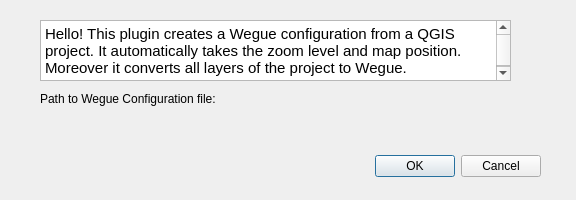
Above: qgis2wegue_dialog_base.ui from meggsimum/qgis2wegue before the change. Below: the same form after it.
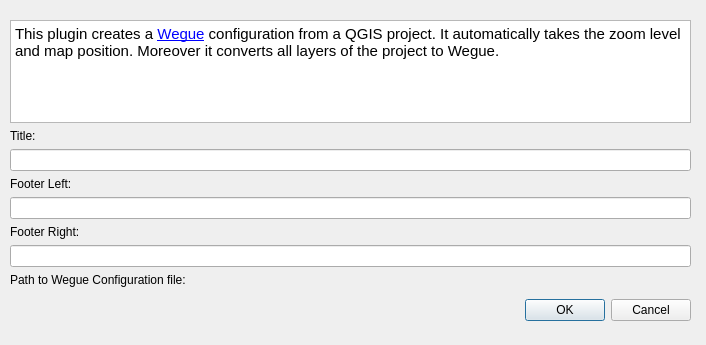
That is the form after the change. Custom widgets are drawn as their Qt base class.

Commit message: Add input fields for title and footer text

Diff of the .ui file:
```diff
--- a/qgis2wegue_dialog_base.ui
+++ b/qgis2wegue_dialog_base.ui
@@ -6,71 +6,98 @@
    <rect>
     <x>0</x>
     <y>0</y>
-    <width>576</width>
-    <height>200</height>
+    <width>706</width>
+    <height>345</height>
    </rect>
   </property>
   <property name="windowTitle">
    <string>QGIS2Wegue</string>
   </property>
-  <widget class="QDialogButtonBox" name="button_box">
+  <widget class="QWidget" name="verticalLayoutWidget">
    <property name="geometry">
     <rect>
-     <x>350</x>
-     <y>150</y>
-     <width>191</width>
-     <height>32</height>
-    </rect>
-   </property>
-   <property name="orientation">
-    <enum>Qt::Horizontal</enum>
-   </property>
-   <property name="standardButtons">
-    <set>QDialogButtonBox::Cancel|QDialogButtonBox::Ok</set>
-   </property>
-  </widget>
-  <widget class="QgsFileWidget" name="q2w_file_widget">
-   <property name="geometry">
-    <rect>
-     <x>40</x>
-     <y>110</y>
-     <width>501</width>
-     <height>27</height>
-    </rect>
-   </property>
-  </widget>
-  <widget class="QLabel" name="label">
-   <property name="geometry">
-    <rect>
-     <x>40</x>
-     <y>90</y>
-     <width>241</width>
-     <height>17</height>
-    </rect>
-   </property>
-   <property name="text">
-    <string>Path to Wegue Configuration file:</string>
-   </property>
-  </widget>
-  <widget class="QTextBrowser" name="textBrowser">
-   <property name="enabled">
-    <bool>true</bool>
-   </property>
-   <property name="geometry">
-    <rect>
-     <x>40</x>
+     <x>10</x>
      <y>20</y>
-     <width>471</width>
-     <height>61</height>
+     <width>681</width>
+     <height>301</height>
     </rect>
    </property>
-   <property name="html">
-    <string>&lt;!DOCTYPE HTML PUBLIC &quot;-//W3C//DTD HTML 4.0//EN&quot; &quot;http://www.w3.org/TR/REC-html40/strict.dtd&quot;&gt;
+   <layout class="QVBoxLayout" name="verticalLayout">
+    <item>
+     <widget class="QTextBrowser" name="textBrowser">
+      <property name="enabled">
+       <bool>true</bool>
+      </property>
+      <property name="html">
+       <string>&lt;!DOCTYPE HTML PUBLIC &quot;-//W3C//DTD HTML 4.0//EN&quot; &quot;http://www.w3.org/TR/REC-html40/strict.dtd&quot;&gt;
 &lt;html&gt;&lt;head&gt;&lt;meta name=&quot;qrichtext&quot; content=&quot;1&quot; /&gt;&lt;style type=&quot;text/css&quot;&gt;
 p, li { white-space: pre-wrap; }
 &lt;/style&gt;&lt;/head&gt;&lt;body style=&quot; font-family:'Ubuntu'; font-size:11pt; font-weight:400; font-style:normal;&quot;&gt;
-&lt;p style=&quot; margin-top:0px; margin-bottom:0px; margin-left:0px; margin-right:0px; -qt-block-indent:0; text-indent:0px;&quot;&gt;Hello! This plugin creates a Wegue configuration from a QGIS project. It automatically takes the zoom level and map position. Moreover it converts all layers of the project to Wegue.&lt;/p&gt;&lt;/body&gt;&lt;/html&gt;</string>
-   </property>
+&lt;p style=&quot; margin-top:0px; margin-bottom:0px; margin-left:0px; margin-right:0px; -qt-block-indent:0; text-indent:0px;&quot;&gt;This plugin creates a &lt;a href=&quot;https://github.com/meggsimum/wegue&quot;&gt;&lt;span style=&quot; text-decoration: underline; color:#0000ff;&quot;&gt;Wegue&lt;/span&gt;&lt;/a&gt; configuration from a QGIS project. It automatically takes the zoom level and map position. Moreover it converts all layers of the project to Wegue.&lt;/p&gt;&lt;/body&gt;&lt;/html&gt;</string>
+      </property>
+      <property name="openExternalLinks">
+       <bool>true</bool>
+      </property>
+      <property name="openLinks">
+       <bool>true</bool>
+      </property>
+     </widget>
+    </item>
+    <item>
+     <widget class="QLabel" name="label_1">
+      <property name="text">
+       <string>Title:</string>
+      </property>
+     </widget>
+    </item>
+    <item>
+     <widget class="QLineEdit" name="q2w_title_widget"/>
+    </item>
+    <item>
+     <widget class="QLabel" name="label_2">
+      <property name="text">
+       <string>Footer Left:</string>
+      </property>
+     </widget>
+    </item>
+    <item>
+     <widget class="QLineEdit" name="q2w_footer_left_widget"/>
+    </item>
+    <item>
+     <widget class="QLabel" name="label_3">
+      <property name="text">
+       <string>Footer Right:</string>
+      </property>
+     </widget>
+    </item>
+    <item>
+     <widget class="QLineEdit" name="q2w_footer_right_widget"/>
+    </item>
+    <item>
+     <widget class="QLabel" name="label">
+      <property name="text">
+       <string>Path to Wegue Configuration file:</string>
+      </property>
+     </widget>
+    </item>
+    <item>
+     <widget class="QgsFileWidget" name="q2w_file_widget">
+      <property name="accessibleName">
+       <string/>
+      </property>
+     </widget>
+    </item>
+    <item>
+     <widget class="QDialogButtonBox" name="button_box">
+      <property name="orientation">
+       <enum>Qt::Horizontal</enum>
+      </property>
+      <property name="standardButtons">
+       <set>QDialogButtonBox::Cancel|QDialogButtonBox::Ok</set>
+      </property>
+     </widget>
+    </item>
+   </layout>
   </widget>
  </widget>
  <customwidgets>
```
The commit also changes 1 other file.
